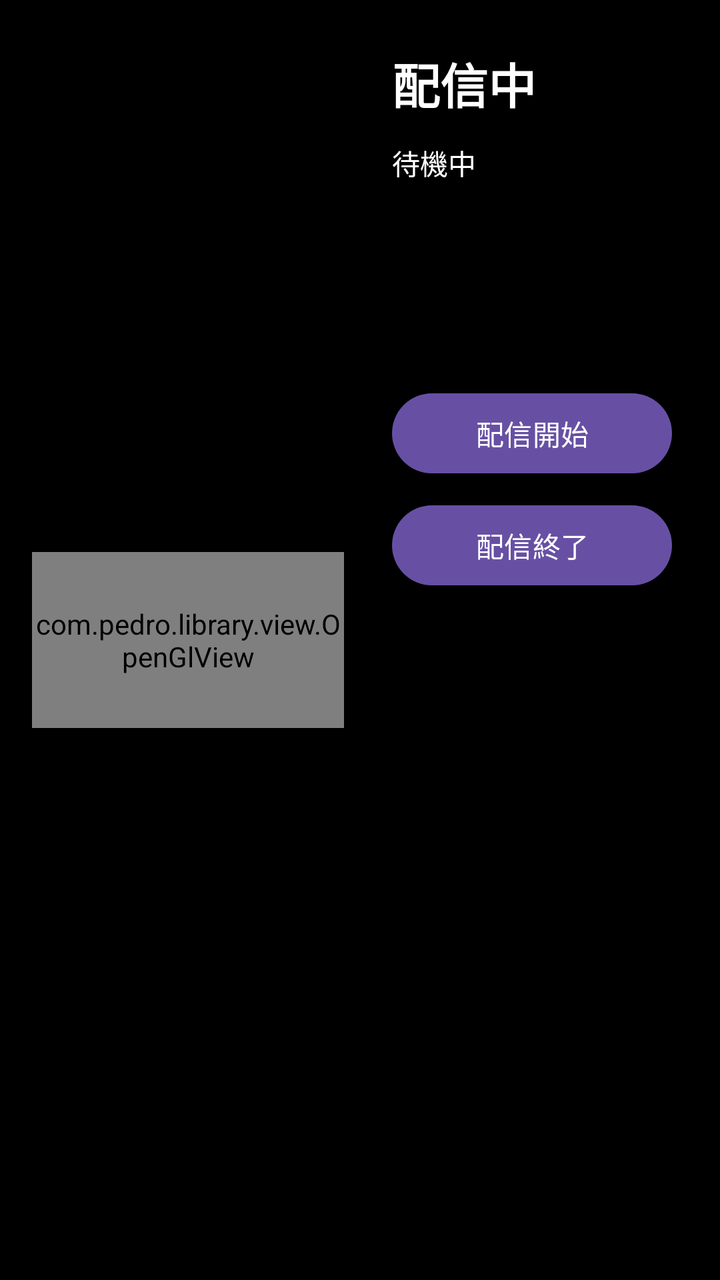
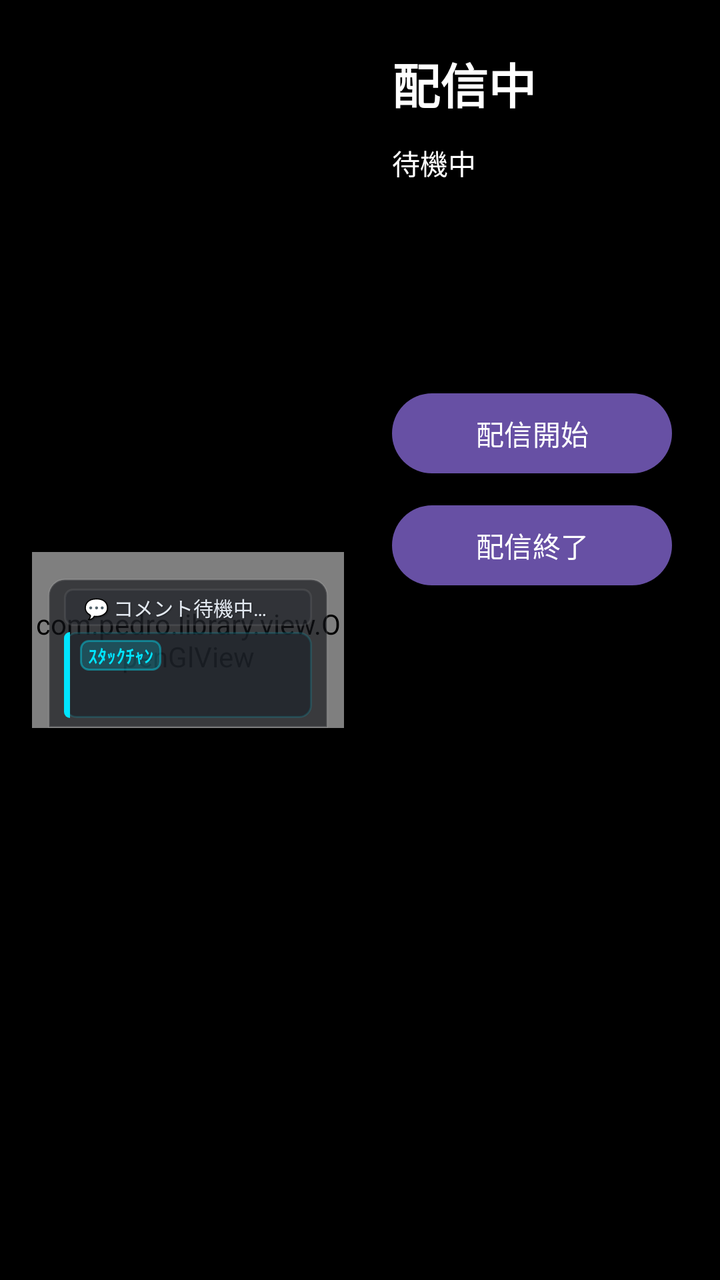

Before-and-after screenshots of an Android layout around one commit, followed by the original layout XML and the change that was made.
<!-- AndroidManifest.xml: application theme Theme.StackCast -->
<!-- res/layout/fragment_streaming.xml -->
<?xml version="1.0" encoding="utf-8"?>
<androidx.constraintlayout.widget.ConstraintLayout xmlns:android="http://schemas.android.com/apk/res/android"
    xmlns:app="http://schemas.android.com/apk/res-auto"
    android:layout_width="match_parent"
    android:layout_height="match_parent"
    android:background="@android:color/black"
    android:padding="16dp">

    <com.pedro.library.view.OpenGlView
        android:id="@+id/camera_preview_view"
        android:layout_width="0dp"
        android:layout_height="0dp"
        android:layout_marginEnd="16dp"
        app:layout_constraintDimensionRatio="16:9"
        app:layout_constraintTop_toTopOf="parent"
        app:layout_constraintBottom_toBottomOf="parent"
        app:layout_constraintStart_toStartOf="parent"
        app:layout_constraintEnd_toStartOf="@id/streaming_controls" />

    <LinearLayout
        android:id="@+id/streaming_controls"
        android:layout_width="0dp"
        android:layout_height="0dp"
        android:orientation="vertical"
        android:padding="8dp"
        app:layout_constraintTop_toTopOf="parent"
        app:layout_constraintBottom_toBottomOf="parent"
        app:layout_constraintStart_toEndOf="@id/camera_preview_view"
        app:layout_constraintEnd_toEndOf="parent">

        <TextView
            android:id="@+id/tv_streaming_title"
            android:layout_width="wrap_content"
            android:layout_height="wrap_content"
            android:text="@string/streaming_title"
            android:textColor="@android:color/white"
            android:textSize="24sp"
            android:textStyle="bold" />

        <TextView
            android:id="@+id/tv_streaming_status"
            android:layout_width="match_parent"
            android:layout_height="wrap_content"
            android:layout_marginTop="12dp"
            android:text="@string/streaming_status_idle"
            android:textColor="@android:color/white" />

        <TextView
            android:id="@+id/tv_latest_comment"
            android:layout_width="match_parent"
            android:layout_height="wrap_content"
            android:layout_marginTop="12dp"
            android:textColor="@android:color/white" />

        <TextView
            android:id="@+id/tv_pipeline_status"
            android:layout_width="match_parent"
            android:layout_height="wrap_content"
            android:layout_marginTop="8dp"
            android:textColor="@android:color/white" />

        <TextView
            android:id="@+id/tv_latest_response"
            android:layout_width="match_parent"
            android:layout_height="wrap_content"
            android:layout_marginTop="8dp"
            android:textColor="@android:color/white" />

        <Button
            android:id="@+id/btn_start_stream"
            android:layout_width="match_parent"
            android:layout_height="wrap_content"
            android:layout_marginTop="16dp"
            android:text="@string/streaming_start" />

        <Button
            android:id="@+id/btn_stop_stream"
            android:layout_width="match_parent"
            android:layout_height="wrap_content"
            android:layout_marginTop="8dp"
            android:text="@string/streaming_stop" />
    </LinearLayout>

</androidx.constraintlayout.widget.ConstraintLayout>
<!-- resources referenced by this layout -->
<resources>
  <string name="streaming_start">配信開始</string>
  <string name="streaming_status_idle">待機中</string>
  <string name="streaming_stop">配信終了</string>
  <string name="streaming_title">配信中</string>
  <style name="Theme.StackCast" parent="Base.Theme.StackCast" />
  <style name="Base.Theme.StackCast" parent="Theme.Material3.DayNight.NoActionBar">
          
          
      </style>
</resources>

<!-- the commit's change to res/layout/fragment_streaming.xml (unified diff, before → after) -->
@@ -16,6 +16,118 @@
         app:layout_constraintBottom_toBottomOf="parent"
         app:layout_constraintStart_toStartOf="parent"
         app:layout_constraintEnd_toStartOf="@id/streaming_controls" />
+
+    
+    <LinearLayout
+        android:id="@+id/layout_comment_overlay"
+        android:layout_width="0dp"
+        android:layout_height="wrap_content"
+        android:layout_marginStart="8dp"
+        android:layout_marginEnd="8dp"
+        android:layout_marginBottom="0dp"
+        android:background="@drawable/bg_subtitle_card"
+        android:orientation="vertical"
+        android:paddingHorizontal="8dp"
+        android:paddingVertical="5dp"
+        app:layout_constraintBottom_toBottomOf="@id/camera_preview_view"
+        app:layout_constraintEnd_toEndOf="@id/camera_preview_view"
+        app:layout_constraintStart_toStartOf="@id/camera_preview_view">
+
+        
+        <LinearLayout
+            android:id="@+id/layout_viewer_comment"
+            android:layout_width="match_parent"
+            android:layout_height="wrap_content"
+            android:background="@drawable/bg_comment_chip"
+            android:orientation="horizontal"
+            android:paddingHorizontal="6dp"
+            android:paddingVertical="2dp">
+
+            <TextView
+                android:id="@+id/tv_comment_author"
+                android:layout_width="wrap_content"
+                android:layout_height="wrap_content"
+                android:ellipsize="end"
+                android:maxLines="1"
+                android:textColor="@color/subtitle_cyan"
+                android:textSize="10sp"
+                android:textStyle="bold" />
+
+            <TextView
+                android:id="@+id/tv_comment_text"
+                android:layout_width="0dp"
+                android:layout_height="wrap_content"
+                android:layout_marginStart="4dp"
+                android:layout_weight="1"
+                android:ellipsize="end"
+                android:maxLines="2"
+                android:shadowColor="#66000000"
+                android:shadowDx="1"
+                android:shadowDy="1"
+                android:shadowRadius="1"
+                android:text="@string/streaming_overlay_listening"
+                android:textColor="@color/subtitle_comment_text"
+                android:textSize="10sp" />
+        </LinearLayout>
+
+        
+        <LinearLayout
+            android:id="@+id/layout_stackchan_reply"
+            android:layout_width="match_parent"
+            android:layout_height="wrap_content"
+            android:layout_marginTop="3dp"
+            android:background="@drawable/bg_reply_bubble"
+            android:orientation="vertical"
+            android:paddingStart="8dp"
+            android:paddingTop="4dp"
+            android:paddingEnd="8dp"
+            android:paddingBottom="4dp">
+
+            <LinearLayout
+                android:layout_width="match_parent"
+                android:layout_height="wrap_content"
+                android:gravity="center_vertical"
+                android:orientation="horizontal">
+
+                <TextView
+                    android:id="@+id/tv_reply_speaker"
+                    android:layout_width="wrap_content"
+                    android:layout_height="wrap_content"
+                    android:background="@drawable/bg_speaker_badge"
+                    android:paddingHorizontal="4dp"
+                    android:paddingVertical="1dp"
+                    android:text="@string/streaming_overlay_speaker_name"
+                    android:textColor="@color/subtitle_cyan"
+                    android:textSize="9sp"
+                    android:textStyle="bold" />
+
+                <TextView
+                    android:id="@+id/tv_reply_status"
+                    android:layout_width="wrap_content"
+                    android:layout_height="wrap_content"
+                    android:layout_marginStart="6dp"
+                    android:textColor="@color/subtitle_thinking"
+                    android:textSize="9sp"
+                    android:textStyle="bold"
+                    android:visibility="gone" />
+            </LinearLayout>
+
+            <TextView
+                android:id="@+id/tv_reply_text"
+                android:layout_width="match_parent"
+                android:layout_height="wrap_content"
+                android:layout_marginTop="2dp"
+                android:ellipsize="end"
+                android:maxLines="3"
+                android:shadowColor="#8F000000"
+                android:shadowDx="1"
+                android:shadowDy="1"
+                android:shadowRadius="2"
+                android:textColor="@color/subtitle_reply_text"
+                android:textSize="13sp"
+                android:textStyle="bold" />
+        </LinearLayout>
+    </LinearLayout>
 
     <LinearLayout
         android:id="@+id/streaming_controls"
<!-- resource entries referenced after the edit -->
@@ -1,5 +1,70 @@
 <!-- resources referenced by this layout -->
 <resources>
+  <color name="subtitle_comment_text">#FFE2E8F0</color>
+  <color name="subtitle_cyan">#FF00E5FF</color>
+  <color name="subtitle_reply_text">#FFFFFFFF</color>
+  <color name="subtitle_thinking">#FFFFD600</color>
+  <!-- drawable bg_comment_chip (drawable) -->
+  <?xml version="1.0" encoding="utf-8"?>
+  <shape xmlns:android="http://schemas.android.com/apk/res/android"
+      android:shape="rectangle">
+      <solid android:color="#7A282C34" />
+      <corners android:radius="4dp" />
+      <stroke
+          android:width="1dp"
+          android:color="#14FFFFFF" />
+  </shape>
+  <!-- drawable bg_reply_bubble (drawable) -->
+  <?xml version="1.0" encoding="utf-8"?>
+  <layer-list xmlns:android="http://schemas.android.com/apk/res/android">
+      
+      <item>
+          <shape android:shape="rectangle">
+              <solid android:color="#B81E232A" />
+              <corners android:radius="6dp" />
+              <stroke
+                  android:width="1dp"
+                  android:color="#2600E5FF" />
+          </shape>
+      </item>
+      
+      <item
+          android:width="3dp"
+          android:gravity="start">
+          <shape android:shape="rectangle">
+              <solid android:color="#00E5FF" />
+              <corners
+                  android:bottomLeftRadius="6dp"
+                  android:topLeftRadius="6dp" />
+          </shape>
+      </item>
+  </layer-list>
+  <!-- drawable bg_speaker_badge (drawable) -->
+  <?xml version="1.0" encoding="utf-8"?>
+  <shape xmlns:android="http://schemas.android.com/apk/res/android"
+      android:shape="rectangle">
+      <solid android:color="#3300E5FF" />
+      <corners android:radius="4dp" />
+      <stroke
+          android:width="1dp"
+          android:color="#6600E5FF" />
+  </shape>
+  <!-- drawable bg_subtitle_card (drawable) -->
+  <?xml version="1.0" encoding="utf-8"?>
+  <shape xmlns:android="http://schemas.android.com/apk/res/android"
+      android:shape="rectangle">
+      <solid android:color="#A3121418" />
+      <corners
+          android:topLeftRadius="8dp"
+          android:topRightRadius="8dp"
+          android:bottomLeftRadius="0dp"
+          android:bottomRightRadius="0dp" />
+      <stroke
+          android:width="1dp"
+          android:color="#1AFFFFFF" />
+  </shape>
+  <string name="streaming_overlay_listening">💬 コメント待機中…</string>
+  <string name="streaming_overlay_speaker_name">ｽﾀｯｸﾁｬﾝ</string>
   <string name="streaming_start">配信開始</string>
   <string name="streaming_status_idle">待機中</string>
   <string name="streaming_stop">配信終了</string>
